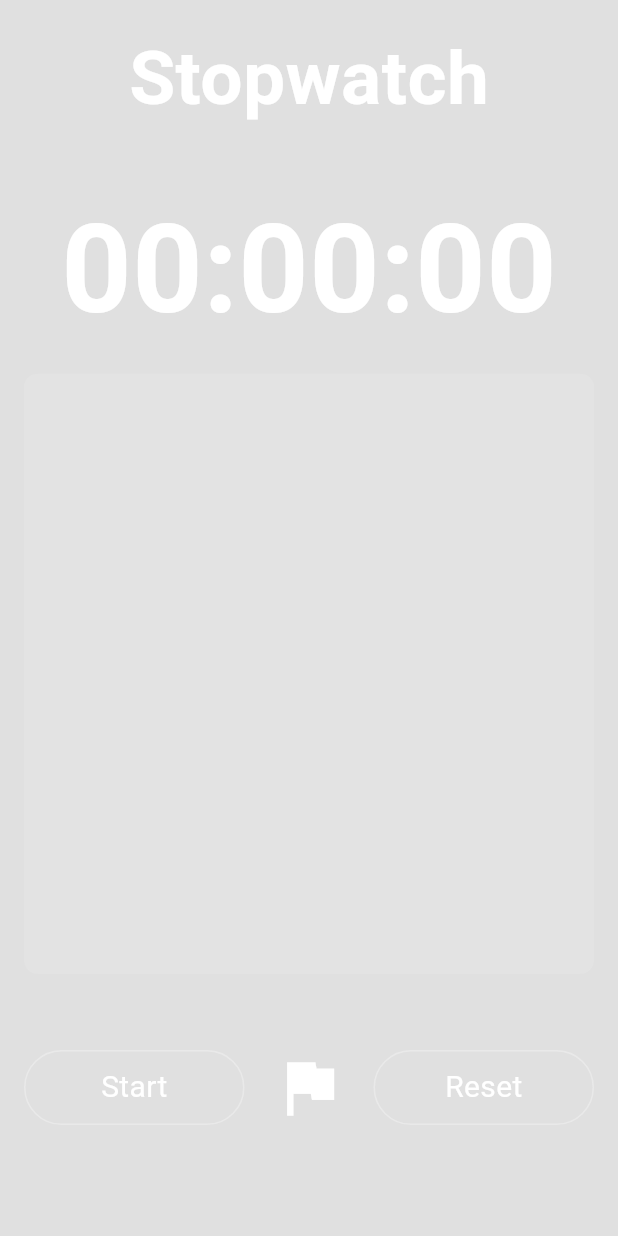
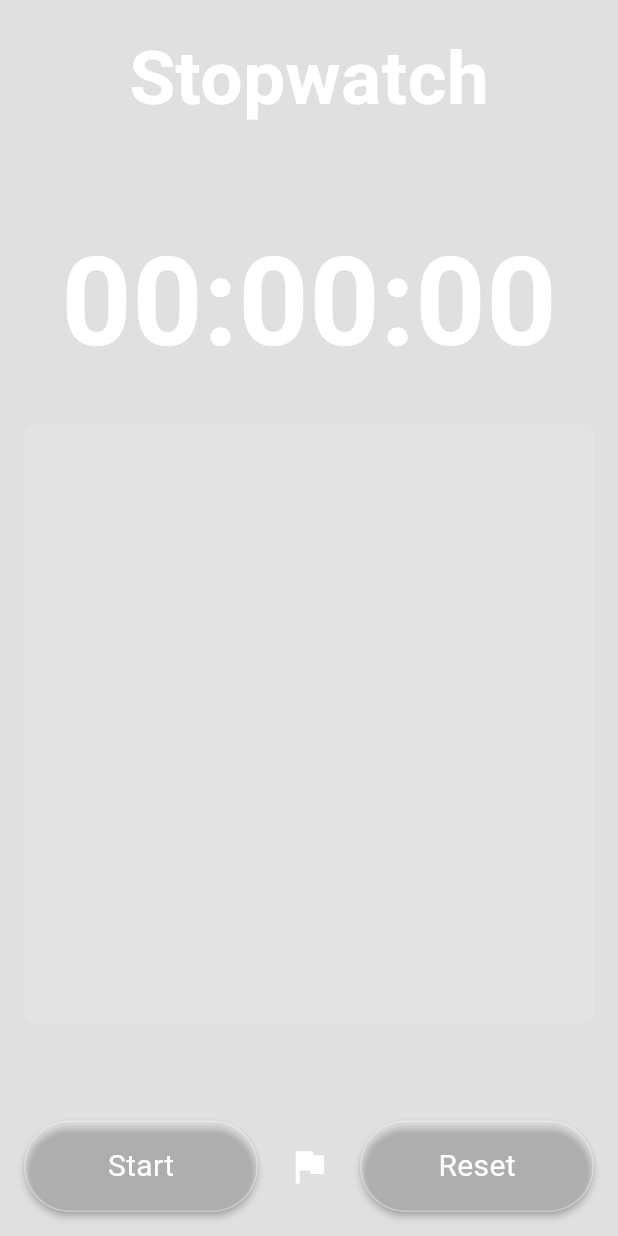
Before and after one commit to akashsanthosh10/PRODIGY_AD_03, a Flutter app: the screen it shows after launch, on a phone screen of 412 x 824 dp. Run offline on Flutter 3.47's test engine with Material 3 defaults, Android fonts, the phone set to English and light mode, and no system bars.

```diff
--- a/lib/main.dart
+++ b/lib/main.dart
@@ -1,5 +1,4 @@
 import 'dart:async';
-
 import 'package:flutter/material.dart';
 
 void main() {
@@ -11,9 +10,9 @@ class MyApp extends StatelessWidget {
 
   @override
   Widget build(BuildContext context) {
-    return const MaterialApp(
+    return MaterialApp(
+      home: StopWatch(),
       debugShowCheckedModeBanner: false,
-      home: StopWatch(),
     );
   }
 }
@@ -26,74 +25,77 @@ class StopWatch extends StatefulWidget {
 }
 
 class _StopWatchState extends State<StopWatch> {
-  int seconds = 0, minutes = 0, hours = 0;
-  String digitSeconds = '00', digitMinutes = '00', digitHours = '00';
-  Timer? timer;
-  bool started = false;
-  List laps = [];
+  final Stopwatch _stopwatch = Stopwatch();
+  Timer? _timer;
+  bool _started = false;
+  List<String> _laps = [];
 
-  void stop() {
-    timer!.cancel();
+  void _start() {
     setState(() {
-      started = false;
+      _started = true;
+    });
+    _stopwatch.start();
+    _timer = Timer.periodic(const Duration(milliseconds: 50), (Timer timer) {
+      if (_stopwatch.isRunning) {
+        setState(() {}); // Update the UI
+      }
     });
   }
 
-  void reset() {
-    timer!.cancel();
+  void _stop() {
+    _stopwatch.stop();
+    _timer?.cancel();
     setState(() {
-      seconds = 0;
-      minutes = 0;
-      hours = 0;
-      digitSeconds = '00';
-      digitMinutes = '00';
-      digitHours = '00';
-      laps.clear();
-      started = false;
+      _started = false;
     });
   }
 
-  void addlaps() {
-    String lap = "$digitHours:$digitMinutes:$digitSeconds";
+  void _reset() {
+    _stopwatch.reset();
+    _timer?.cancel();
     setState(() {
-      laps.add(lap);
+      _started = false;
+      _laps.clear();
     });
   }
 
-  void start() {
+  void _addLap() {
+    if (_stopwatch.isRunning) {
+      final lapTime = _stopwatch.elapsed;
+      final lapStr = _formatDuration(lapTime);
       setState(() {
-      started = true;
+        _laps.add(lapStr);
       });
-    timer = Timer.periodic(const Duration(seconds: 1), (timer) {
-      setState(() {
-        seconds++;
-        if (seconds > 59) {
-          seconds = 0;
-          minutes++;
-          if (minutes > 59) {
-            minutes = 0;
-            hours++;
     }
   }
-        digitSeconds = (seconds >= 10) ? "$seconds" : "0$seconds";
-        digitMinutes = (minutes >= 10) ? "$minutes" : "0$minutes";
-        digitHours = (hours >= 10) ? "$hours" : "0$hours";
-      });
-    });
+
+  String _formatDuration(Duration duration) {
+    final minutes = duration.inMinutes;
+    final seconds = duration.inSeconds % 60;
+    final milliseconds = duration.inMilliseconds % 1000;
+
+    final digitMinutes = minutes.toString().padLeft(2, '0');
+    final digitSeconds = seconds.toString().padLeft(2, '0');
+    final digitMilliseconds = (milliseconds ~/ 10).toString().padLeft(2, '0');
+
+    return '$digitMinutes:$digitSeconds:$digitMilliseconds';
   }
 
   @override
   Widget build(BuildContext context) {
+    final elapsedTime = _stopwatch.elapsed;
+    final displayTime = _formatDuration(elapsedTime);
+
     return Scaffold(
       backgroundColor: Colors.black12,
       body: SafeArea(
         child: Padding(
-          padding: const EdgeInsets.all(16),
+          padding: EdgeInsets.all(16),
           child: Column(
             mainAxisAlignment: MainAxisAlignment.spaceBetween,
             crossAxisAlignment: CrossAxisAlignment.center,
             children: [
-              const Center(
+              Center(
                 child: Text(
                   'Stopwatch',
                   style: TextStyle(
@@ -102,13 +104,11 @@ class _StopWatchState extends State<StopWatch> {
                       fontWeight: FontWeight.bold),
                 ),
               ),
-              const SizedBox(
-                height: 10,
-              ),
+              SizedBox(height: 10),
               Center(
                 child: Text(
-                  '$digitHours:$digitMinutes:$digitSeconds',
-                  style: const TextStyle(
+                  displayTime,
+                  style: TextStyle(
                       color: Colors.white,
                       fontSize: 82,
                       fontWeight: FontWeight.w600),
@@ -120,73 +120,71 @@ class _StopWatchState extends State<StopWatch> {
                     color: Colors.white10,
                     borderRadius: BorderRadius.circular(9)),
                 child: ListView.builder(
-                    itemCount: laps.length,
+                    itemCount: _laps.length,
                     itemBuilder: (context, index) {
                       return Padding(
-                        padding: const EdgeInsets.all(18),
+                        padding: EdgeInsets.all(18),
                         child: Row(
                           mainAxisAlignment: MainAxisAlignment.spaceBetween,
                           children: [
                             Text(
-                              'Lap${index + 1}',
-                              style: const TextStyle(
-                                  color: Colors.white, fontSize: 16),
+                              'Lap ${index + 1}',
+                              style:
+                                  TextStyle(color: Colors.white, fontSize: 16),
                             ),
                             Text(
-                              '${laps[index]}',
-                              style: const TextStyle(
-                                  color: Colors.white, fontSize: 16),
+                              '${_laps[index]}',
+                              style:
+                                  TextStyle(color: Colors.white, fontSize: 16),
                             )
                           ],
                         ),
                       );
                     }),
               ),
-              const SizedBox(height: 20),
-              Padding(
-                padding: const EdgeInsets.only(bottom: 50),
-                child: Row(
+              SizedBox(height: 20),
+              Row(
                 children: [
                   Expanded(
                       child: RawMaterialButton(
                     onPressed: () {
-                        (!started) ? start() : stop();
+                      !_started ? _start() : _stop();
                     },
-                      constraints: const BoxConstraints(minHeight: 50),
-                      shape: const StadiumBorder(
-                          side: BorderSide(color: Colors.white30)),
+                    fillColor: Colors.white12,
+                    padding: EdgeInsets.symmetric(vertical: 16),
+                    constraints: BoxConstraints(minHeight: 60),
+                    shape:
+                        StadiumBorder(side: BorderSide(color: Colors.white30)),
                     child: Text(
-                        !started ? 'Start' : 'Stop',
-                        style:
-                            const TextStyle(color: Colors.white, fontSize: 20),
+                      !_started ? 'Start' : 'Stop',
+                      style: TextStyle(color: Colors.white, fontSize: 20),
                     ),
                   )),
-                    const SizedBox(width: 10),
+                  SizedBox(width: 10),
                   IconButton(
                     onPressed: () {
-                        addlaps();
+                      _addLap();
                     },
                     color: Colors.white,
-                      icon: const Icon(Icons.flag, size: 50),
+                    icon: Icon(Icons.flag, size: 30),
                   ),
-                    const SizedBox(width: 10),
+                  SizedBox(width: 10),
                   Expanded(
                       child: RawMaterialButton(
                     onPressed: () {
-                        reset();
+                      _reset();
                     },
-                      constraints: const BoxConstraints(minHeight: 50),
-                      shape: const StadiumBorder(
-                          side: BorderSide(
-                        color: Colors.white30,
-                      )),
-                      child: const Text(
+                    fillColor: Colors.white12,
+                    padding: EdgeInsets.symmetric(vertical: 16),
+                    constraints: BoxConstraints(minHeight: 60),
+                    shape:
+                        StadiumBorder(side: BorderSide(color: Colors.white30)),
+                    child: Text(
                       'Reset',
                       style: TextStyle(color: Colors.white, fontSize: 20),
                     ),
                   ))
                 ],
-                ),
               )
             ],
           ),
```
Lines whose indentation alone changed are shown as unchanged.
